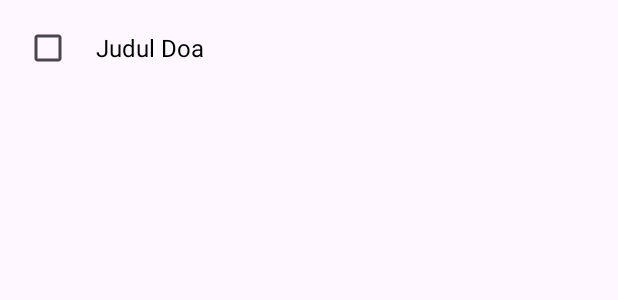
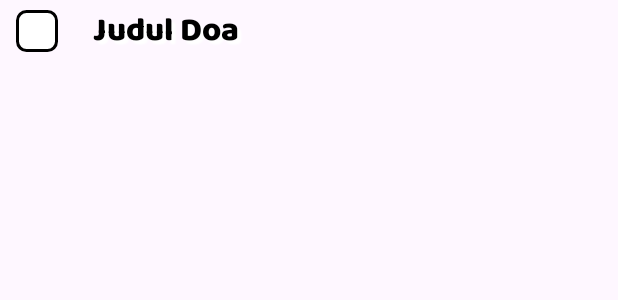
Before and after one commit to fauzanashshidiq/islamic-kids, an Android app: the layout item_api_doa_checkbox.xml on its own in the app's theme, with its tools: preview values and no code run, on a phone screen of 412 x 824 dp. Shown: the top 300 px of the screen. Run offline under Robolectric (Android 15) with nearby library versions, the phone set to English and light mode, and no system bars; network calls fail.

Commit message:
feat(doa): update style tambah list doa

```diff
--- a/app/src/main/java/com/pam/uas/MainActivity.kt
+++ b/app/src/main/java/com/pam/uas/MainActivity.kt
@@ -28,7 +28,7 @@ class MainActivity : AppCompatActivity() {
             loadFragment(DoaFragment())
             binding.bottomNavigation.setOnItemSelectedListener(null)
             binding.bottomNavigation.selectedItemId = R.id.nav_doa
-            binding.rootLayout.setBackgroundResource(R.drawable.bgsplashscreen)
+            binding.rootLayout.setBackgroundResource(R.drawable.bg_list_doa)
             updateBottomNavAnimation(binding.bottomNavigation, R.id.nav_doa)
             setupBottomNavListener()
         }
--- a/app/src/main/java/com/pam/uas/fragment/DoaFragment.kt
+++ b/app/src/main/java/com/pam/uas/fragment/DoaFragment.kt
@@ -61,13 +61,6 @@ class DoaFragment : Fragment() {
         // Load Data
         viewModel.loadApiDoa()
         viewModel.loadSavedDoa()
-
-        // Tombol Selesai (Navigasi balik ke home/main)
-        binding.btnSimpanKeMenuUtama.text = "Selesai"
-        binding.btnSimpanKeMenuUtama.setOnClickListener {
-            // Logic opsional: misal pindah tab ke Home secara manual
-            // (activity as? MainActivity)?.moveToHome()
-        }
     }
 
     override fun onDestroyView() {
--- /dev/null
+++ b/app/src/main/res/drawable/bg_button_simpan.xml
@@ -0,0 +1,6 @@
+<?xml version="1.0" encoding="utf-8"?>
+<shape xmlns:android="http://schemas.android.com/apk/res/android"
+    android:shape="rectangle">
+    <solid android:color="#D500F9" /> <!-- Warna Ungu Pink -->
+    <corners android:radius="8dp" />
+</shape>
--- /dev/null
+++ b/app/src/main/res/drawable/bg_header_purple.xml
@@ -0,0 +1,7 @@
+<?xml version="1.0" encoding="utf-8"?>
+<shape xmlns:android="http://schemas.android.com/apk/res/android"
+    android:shape="rectangle">
+    <solid android:color="#6F42F5" /> <!-- Warna Ungu -->
+    <corners android:radius="30dp" /> <!-- Sudut membulat kapsul -->
+    <stroke android:width="2dp" android:color="#FFFFFF"/> <!-- Border putih tipis -->
+</shape>
--- /dev/null
+++ b/app/src/main/res/drawable/bg_input_border.xml
@@ -0,0 +1,7 @@
+<?xml version="1.0" encoding="utf-8"?>
+<shape xmlns:android="http://schemas.android.com/apk/res/android"
+    android:shape="rectangle">
+    <solid android:color="#FFFFFF" />
+    <corners android:radius="12dp" />
+    <stroke android:width="2dp" android:color="#000000"/> <!-- Border Hitam Tebal -->
+</shape>
--- /dev/null
+++ b/app/src/main/res/drawable/selector_checkbox_cartoon.xml
@@ -0,0 +1,42 @@
+<?xml version="1.0" encoding="utf-8"?>
+<selector xmlns:android="http://schemas.android.com/apk/res/android">
+
+    <!-- KEADAAN 1: DICENTANG (Aktif) -->
+    <item android:state_checked="true">
+        <layer-list>
+            <!-- Layer Bawah: Kotak Hijau -->
+            <item>
+                <shape android:shape="rectangle">
+                    <solid android:color="#4CD964"/>
+                    <corners android:radius="6dp"/>  <!-- Radius dikecilkan dikit -->
+                    <stroke android:width="2dp" android:color="#000000"/> <!-- Stroke ditipiskan dikit -->
+                    <size android:width="20dp" android:height="20dp"/> <!-- UBAH DI SINI (Dikecilkan) -->
+                </shape>
+            </item>
+
+            <!-- Layer Atas: Ikon Centang -->
+            <!-- Padding dikurangi supaya centang gak kekecilan -->
+            <item android:bottom="6dp" android:left="6dp" android:right="6dp" android:top="6dp">
+                <vector android:width="24dp" android:height="24dp" android:viewportWidth="24" android:viewportHeight="24">
+                    <path android:fillColor="#FFFFFF"
+                        android:pathData="M9,16.2L4.8,12l-1.4,1.4L9,19 21,7l-1.4,-1.4L9,16.2z"
+                        android:strokeWidth="2"/>
+                </vector>
+            </item>
+        </layer-list>
+    </item>
+
+    <!-- KEADAAN 2: TIDAK DICENTANG (Pasif) -->
+    <item>
+        <layer-list>
+            <item>
+                <shape android:shape="rectangle">
+                    <solid android:color="#FFFFFF"/>
+                    <corners android:radius="6dp"/> <!-- Radius dikecilkan dikit -->
+                    <stroke android:width="2dp" android:color="#000000"/> <!-- Stroke ditipiskan dikit -->
+                    <size android:width="28dp" android:height="28dp"/> <!-- UBAH DI SINI (Dikecilkan) -->
+                </shape>
+            </item>
+        </layer-list>
+    </item>
+</selector>
--- a/app/src/main/res/layout/fragment_doa.xml
+++ b/app/src/main/res/layout/fragment_doa.xml
@@ -1,30 +1,37 @@
-<?xml version="1.0" encoding="utf-8"?>
-<LinearLayout xmlns:android="http://schemas.android.com/apk/res/android"
+<?xml version="1.0" encoding="utf-8"?><LinearLayout xmlns:android="http://schemas.android.com/apk/res/android"
     android:id="@+id/doa_root"
     android:orientation="vertical"
     android:padding="16dp"
     android:layout_width="match_parent"
-    android:layout_height="match_parent">
+    android:layout_height="match_parent"
+    android:clipToPadding="false">
 
+    <!-- Header Kapsul Ungu -->
     <TextView
         android:id="@+id/tvTitleDoa"
-        android:layout_width="wrap_content"
+        android:layout_width="match_parent"
         android:layout_height="wrap_content"
-        android:text="Pilih Doa (Sumber: API)"
-        android:textStyle="bold"
-        android:textSize="18sp" />
+        android:background="@drawable/bg_header_purple"
+        android:paddingVertical="12dp"
+        android:gravity="center"
+        android:text="Tambah List Doa"
+        android:fontFamily="@font/baloo_bold"
+        android:textColor="#FFFFFF"
+        android:textSize="22sp"
+        android:shadowColor="#40000000"
+        android:shadowDx="2"
+        android:shadowDy="2"
+        android:shadowRadius="4"
+        android:layout_marginBottom="24dp"
+        android:elevation="4dp"/>
 
+    <!-- RecyclerView -->
     <androidx.recyclerview.widget.RecyclerView
         android:id="@+id/rvDoaApi"
         android:layout_width="match_parent"
         android:layout_height="0dp"
         android:layout_weight="1"
-        android:layout_marginTop="12dp" />
+        android:clipToPadding="false"
+        android:paddingBottom="80dp"/> <!-- Padding bawah agar tidak ketutup nav bar -->
 
-    <Button
-        android:id="@+id/btnSimpanKeMenuUtama"
-        android:layout_width="match_parent"
-        android:layout_height="wrap_content"
-        android:text="Simpan"
-        android:layout_marginTop="12dp"/>
 </LinearLayout>
--- a/app/src/main/res/layout/item_api_doa_checkbox.xml
+++ b/app/src/main/res/layout/item_api_doa_checkbox.xml
@@ -2,61 +2,96 @@
 <LinearLayout xmlns:android="http://schemas.android.com/apk/res/android"
     android:layout_width="match_parent"
     android:layout_height="wrap_content"
+    xmlns:app="http://schemas.android.com/apk/res-auto"
     android:orientation="vertical"
-    android:padding="8dp"
-    android:background="?attr/selectableItemBackground">
+    android:layout_marginBottom="16dp"
+    android:clipToPadding="false">
 
     <!-- BARIS 1: Checkbox & Judul -->
     <LinearLayout
         android:layout_width="match_parent"
         android:layout_height="wrap_content"
         android:gravity="center_vertical"
-        android:orientation="horizontal">
+        android:orientation="horizontal"
+        android:paddingHorizontal="4dp"> <!-- Padding dikit biar shadow ga kepotong -->
 
+        <!-- Checkbox Custom -->
         <CheckBox
             android:id="@+id/cbSelect"
-            android:layout_width="wrap_content"
-            android:layout_height="wrap_content"/>
+            android:layout_width="42dp"
+            android:layout_height="42dp"
+            android:button="@drawable/selector_checkbox_cartoon"
+            android:background="@null"
+            android:layout_marginEnd="16dp"
+            app:buttonTint="@null"
+            android:buttonTint="@null" /> <!-- PENTING: Matikan pewarnaan otomatis -->
 
+
+        <!-- Teks dengan Shadow Putih -->
         <TextView
             android:id="@+id/tvTitleApiDoa"
             android:layout_width="0dp"
             android:layout_height="wrap_content"
             android:layout_weight="1"
             android:text="Judul Doa"
-            android:textSize="16sp"
-            android:paddingStart="8dp"
-            android:textColor="@android:color/black"/>
+            android:fontFamily="@font/baloo_bold"
+            android:textSize="22sp"
+            android:textColor="@android:color/black"
+            android:shadowColor="#FFFFFF"
+            android:shadowDx="4"
+            android:shadowDy="4"
+            android:shadowRadius="1"/>
     </LinearLayout>
 
-    <!-- BARIS 2: Input Catatan (Default GONE/Tersembunyi) -->
+    <!-- BARIS 2: Input Catatan -->
     <LinearLayout
         android:id="@+id/layoutCatatan"
         android:layout_width="match_parent"
         android:layout_height="wrap_content"
         android:orientation="horizontal"
         android:visibility="gone"
-        android:paddingStart="32dp"
-        android:paddingTop="4dp">
 
+        android:gravity="center_vertical"
+
+        android:layout_marginStart="58dp"
+        android:layout_marginEnd="8dp"
+        android:layout_marginTop="8dp"
+        android:background="@drawable/bg_input_border"
+        android:padding="8dp">
+
+        <!-- EditText Multiline -->
         <EditText
             android:id="@+id/etCatatan"
             android:layout_width="0dp"
             android:layout_height="wrap_content"
             android:layout_weight="1"
-            android:hint="Tulis catatan di sini..."
+            android:hint="tulis catatan di sini..."
+            android:textColorHint="#999999"
             android:textSize="14sp"
-            android:background="@android:drawable/edit_text"
-            android:inputType="textCapSentences"/>
+            android:fontFamily="@font/baloo_bold"
+            android:textColor="#333333"
+            android:background="@null"
+            android:paddingHorizontal="4dp"
+            android:inputType="textMultiLine|textCapSentences"
+            android:minLines="1"
+            android:maxLines="4"
+            android:scrollbars="vertical"
+            android:gravity="top|start"/>
 
-        <Button
+        <!-- Tombol Simpan (Ubah gravity ke center_vertical) -->
+        <androidx.appcompat.widget.AppCompatButton
             android:id="@+id/btnSimpanCatatan"
             android:layout_width="wrap_content"
-            android:layout_height="wrap_content"
+            android:layout_height="26dp"
+            android:layout_gravity="center_vertical"
             android:text="Simpan"
+            android:textColor="#FFFFFF"
             android:textSize="12sp"
-            android:minHeight="40dp"
-            android:layout_marginStart="8dp"/>
+            android:fontFamily="@font/baloo_bold"
+            android:textAllCaps="false"
+            android:layout_marginStart="8dp"
+            android:background="@drawable/bg_button_simpan"
+            android:paddingHorizontal="12dp"/>
     </LinearLayout>
 
 </LinearLayout>
```
